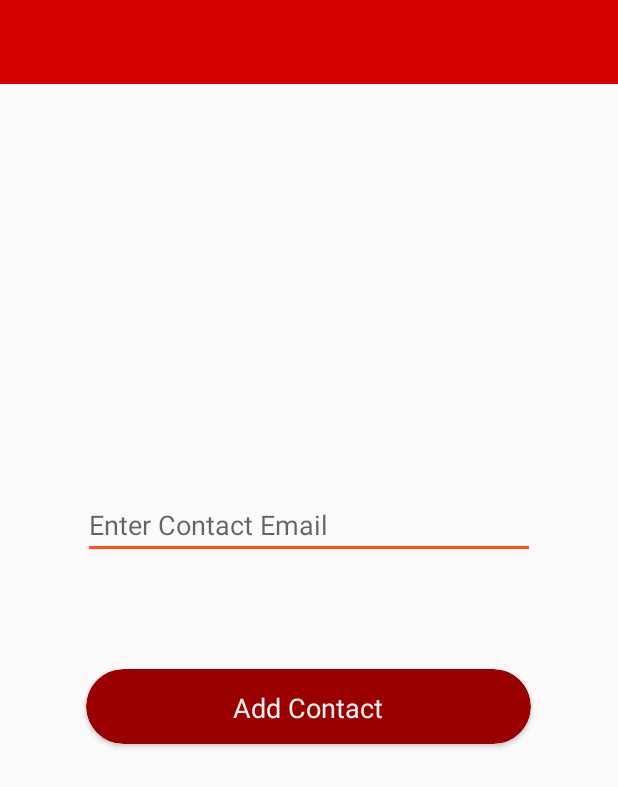
After one commit to aam659/SpiceApp, an Android app: the AddContact screen opened directly, with no data from a screen before it, on a phone screen of 412 x 824 dp. The commit adds this screen. Shown: the top 787 px of the screen. Run offline under Robolectric (Android 15) with nearby library versions, the phone set to English and light mode, and no system bars; our stand-ins replace Firebase (no records; nobody signed in at launch, a user with empty details on screens opened directly); Roboto replaces fonts that are not available here.

Commit message:
Contacts now works as expected

```diff
--- a/App/SpiceApp/app/build.gradle
+++ b/App/SpiceApp/app/build.gradle
@@ -82,5 +82,6 @@ dependencies {
     testImplementation 'junit:junit:4.12'
     androidTestImplementation 'com.android.support.test:runner:1.0.2'
     androidTestImplementation 'com.android.support.test.espresso:espresso-core:3.0.2'
+
 }
 apply plugin: 'com.google.gms.google-services'
--- /dev/null
+++ b/App/SpiceApp/app/src/main/java/com/example/spiceapp/AddContact.java
@@ -0,0 +1,69 @@
+package com.example.spiceapp;
+
+import androidx.annotation.NonNull;
+import androidx.appcompat.app.AppCompatActivity;
+import androidx.cardview.widget.CardView;
+
+import android.content.Intent;
+import android.os.Bundle;
+import android.view.View;
+import android.widget.EditText;
+import android.widget.Toast;
+
+import com.example.spiceapp.FirebaseObjects.User;
+import com.google.firebase.auth.FirebaseAuth;
+import com.google.firebase.auth.FirebaseUser;
+import com.google.firebase.database.DataSnapshot;
+import com.google.firebase.database.DatabaseError;
+import com.google.firebase.database.DatabaseReference;
+import com.google.firebase.database.Query;
+import com.google.firebase.database.ValueEventListener;
+
+public class AddContact extends AppCompatActivity {
+
+    DatabaseReference database;
+
+    @Override
+    protected void onCreate(Bundle savedInstanceState) {
+        super.onCreate(savedInstanceState);
+        setContentView(R.layout.activity_add_contact);
+
+        FirebaseUser user = FirebaseManager.getCurrentUser();
+        database = FirebaseManager.getDatabaseReference();
+
+        final EditText contactEmail = (EditText) findViewById(R.id.edtContactName);
+        final CardView confirmName = (CardView) findViewById(R.id.cardConfirmName);
+
+        confirmName.setOnClickListener(new View.OnClickListener() {
+            @Override
+            public void onClick(View v) {
+                String email = contactEmail.getText().toString();
+                if(!email.isEmpty()) {
+                        Query query = FirebaseManager.getUserByEmail(email);
+                        query.addValueEventListener(new ValueEventListener() {
+                            @Override
+                            public void onDataChange(@NonNull DataSnapshot dataSnapshot) {
+                                User user = dataSnapshot.getValue(User.class);
+                                if(dataSnapshot.exists()) {
+                                    database.child("users").child(FirebaseManager.getCurrentUser().getEmail().replace('.', '_'))
+                                            .child("Contacts").child(email.replace('.', '_')).setValue(user);
+                                }
+                                else Toast.makeText(v.getContext(), "User does not exist.", Toast.LENGTH_LONG).show();
+                            }
+
+                            @Override
+                            public void onCancelled(@NonNull DatabaseError databaseError) {
+                            }
+                        });
+                        Intent nextScreen = new Intent(v.getContext(), HomePage.HomePageActivity.class);
+                        startActivityForResult(nextScreen, 0);
+
+                }
+                else Toast.makeText(v.getContext(), "Please enter an email address.", Toast.LENGTH_LONG).show();
+
+            }
+        });
+
+    }
+
+}
--- a/App/SpiceApp/app/src/main/java/com/example/spiceapp/ChooseCategory.java
+++ b/App/SpiceApp/app/src/main/java/com/example/spiceapp/ChooseCategory.java
@@ -83,7 +83,7 @@ public class ChooseCategory extends AppCompatActivity {
                     categories.add("Pizza");
                 if(checkBurgers.isChecked())
                     categories.add("Burgers");
-                database.child("users").child(user.getUid()).child("Moods").child(nameOfMood).child("categories").setValue(categories);
+                database.child("users").child(user.getEmail().replace('.','_')).child("Moods").child(nameOfMood).child("categories").setValue(categories);
                 Intent nextScreen = new Intent (v.getContext(), PriceRange.class);
                 nextScreen.putExtra("NAME_OF_MOOD", nameOfMood);
                 startActivityForResult(nextScreen, 0);
--- a/App/SpiceApp/app/src/main/java/com/example/spiceapp/DistanceRange.java
+++ b/App/SpiceApp/app/src/main/java/com/example/spiceapp/DistanceRange.java
@@ -36,7 +36,7 @@ public class DistanceRange extends AppCompatActivity {
             @Override
             public void onClick(View v) {
                 double distanceNum = Double.valueOf(distance.getSelectedItem().toString().split(" ")[0]);
-                database.child("users").child(user.getUid()).child("Moods").child(nameOfMood).child("distance").setValue(distanceNum);
+                database.child("users").child(user.getEmail().replace('.','_')).child("Moods").child(nameOfMood).child("distance").setValue(distanceNum);
                 Intent nextScreen = new Intent(v.getContext(), HomePage.HomePageActivity.class);
                 startActivityForResult(nextScreen, 0);
             }
--- a/App/SpiceApp/app/src/main/java/com/example/spiceapp/MealTime.java
+++ b/App/SpiceApp/app/src/main/java/com/example/spiceapp/MealTime.java
@@ -33,7 +33,7 @@ public class MealTime extends AppCompatActivity {
             @Override
             public void onClick(View v) {
                 Toast.makeText(v.getContext(), "Breakfast Clicked", Toast.LENGTH_LONG).show();
-                database.child("users").child(user.getUid()).child("Moods").child(nameOfMood).child("mealTime").setValue("Breakfast");
+                database.child("users").child(user.getEmail().replace('.','_')).child("Moods").child(nameOfMood).child("mealTime").setValue("Breakfast");
                 Intent nextScreen = new Intent(v.getContext(), PriceRange.class);
                 nextScreen.putExtra("NAME_OF_MOOD", nameOfMood);
                 startActivityForResult(nextScreen, 0);
@@ -44,7 +44,7 @@ public class MealTime extends AppCompatActivity {
             @Override
             public void onClick(View v) {
                 Toast.makeText(v.getContext(), "Lunch Clicked", Toast.LENGTH_LONG).show();
-                database.child("users").child(user.getUid()).child("Moods").child(nameOfMood).child("mealTime").setValue("Lunch");
+                database.child("users").child(user.getEmail().replace('.','_')).child("Moods").child(nameOfMood).child("mealTime").setValue("Lunch");
                 Intent nextScreen = new Intent(v.getContext(), ChooseCategory.class);
                 nextScreen.putExtra("NAME_OF_MOOD", nameOfMood);
                 startActivityForResult(nextScreen, 0);
@@ -56,7 +56,7 @@ public class MealTime extends AppCompatActivity {
             @Override
             public void onClick(View v) {
                 Toast.makeText(v.getContext(), "Dinner Clicked", Toast.LENGTH_LONG).show();
-                database.child("users").child(user.getUid()).child("Moods").child(nameOfMood).child("mealTime").setValue("Dinner");
+                database.child("users").child(user.getEmail().replace('.','_')).child("Moods").child(nameOfMood).child("mealTime").setValue("Dinner");
                 Intent nextScreen = new Intent(v.getContext(), ChooseCategory.class);
                 nextScreen.putExtra("NAME_OF_MOOD", nameOfMood);
                 startActivityForResult(nextScreen, 0);
--- a/App/SpiceApp/app/src/main/java/com/example/spiceapp/NameMood.java
+++ b/App/SpiceApp/app/src/main/java/com/example/spiceapp/NameMood.java
@@ -33,8 +33,8 @@ public class NameMood extends AppCompatActivity {
             public void onClick(View v) {
                 String mood = moodName.getText().toString();
                 if(!mood.isEmpty()) {
-                    database.child("users").child(user.getUid()).child("Moods").child(mood).setValue(mood);
-                    database.child("users").child(user.getUid()).child("Moods").child(mood).child("name").setValue(mood);
+                    database.child("users").child(user.getEmail().replace('.','_')).child("Moods").child(mood).setValue(mood);
+                    database.child("users").child(user.getEmail().replace('.','_')).child("Moods").child(mood).child("name").setValue(mood);
                     Intent nextScreen = new Intent(v.getContext(), MealTime.class);
                     nextScreen.putExtra("NAME_OF_MOOD", mood);
                     startActivityForResult(nextScreen, 0);
--- a/App/SpiceApp/app/src/main/java/com/example/spiceapp/PriceRange.java
+++ b/App/SpiceApp/app/src/main/java/com/example/spiceapp/PriceRange.java
@@ -41,9 +41,9 @@ public class PriceRange extends AppCompatActivity {
             @Override
             public void onClick(View v) {
                 int maxInt = getIntegerRepresentation(maximum.getSelectedItem().toString());
-                database.child("users").child(user.getUid()).child("Moods").child(nameOfMood).child("price").child("HighPrice").setValue(maxInt);
+                database.child("users").child(user.getEmail().replace('.','_')).child("Moods").child(nameOfMood).child("price").child("HighPrice").setValue(maxInt);
                 int minInt = getIntegerRepresentation(minimum.getSelectedItem().toString());
-                database.child("users").child(user.getUid()).child("Moods").child(nameOfMood).child("price").child("LowPrice").setValue(minInt);
+                database.child("users").child(user.getEmail().replace('.','_')).child("Moods").child(nameOfMood).child("price").child("LowPrice").setValue(minInt);
                 Intent nextScreen = new Intent(v.getContext(), DistanceRange.class);
                 nextScreen.putExtra("NAME_OF_MOOD", nameOfMood);
                 startActivityForResult(nextScreen, 0);
--- /dev/null
+++ b/App/SpiceApp/app/src/main/res/layout/activity_add_contact.xml
@@ -0,0 +1,75 @@
+<?xml version="1.0" encoding="utf-8"?>
+<RelativeLayout
+    xmlns:android="http://schemas.android.com/apk/res/android"
+    xmlns:app="http://schemas.android.com/apk/res-auto"
+    xmlns:tools="http://schemas.android.com/tools"
+    android:layout_width="match_parent"
+    android:layout_height="match_parent"
+    tools:context=".AddContact">
+
+
+    <androidx.appcompat.widget.Toolbar
+        android:id="@+id/toolbar4"
+        android:layout_width="match_parent"
+        android:layout_height="wrap_content"
+        android:background="?attr/colorPrimary"
+        android:minHeight="?attr/actionBarSize"
+        android:theme="?attr/actionBarTheme" />
+
+    <EditText
+        android:id="@+id/edtContactName"
+        android:layout_width="290dp"
+        android:layout_height="wrap_content"
+        android:layout_alignParentStart="true"
+        android:layout_alignParentLeft="true"
+        android:layout_alignParentTop="true"
+        android:layout_alignParentEnd="true"
+        android:layout_alignParentRight="true"
+        android:layout_marginStart="55dp"
+        android:layout_marginLeft="55dp"
+        android:layout_marginTop="327dp"
+        android:layout_marginEnd="55dp"
+        android:layout_marginRight="55dp"
+        android:ems="10"
+        android:hint="@string/strEnterContactName"
+        android:inputType="textPersonName" />
+
+
+    <androidx.cardview.widget.CardView
+        android:id="@+id/cardConfirmName"
+        android:layout_width="300dp"
+        android:layout_height="50dp"
+        android:layout_below="@+id/edtContactName"
+        android:layout_alignParentStart="true"
+        android:layout_alignParentLeft="true"
+        android:layout_alignParentEnd="true"
+        android:layout_alignParentRight="true"
+        android:layout_marginStart="57dp"
+        android:layout_marginLeft="57dp"
+        android:layout_marginTop="73dp"
+        android:layout_marginEnd="58dp"
+        android:layout_marginRight="58dp"
+        android:background="@color/colorPrimaryDark"
+        app:cardBackgroundColor="@color/colorPrimaryDark"
+        app:cardCornerRadius="25dp" >
+
+        <RelativeLayout
+            android:id="@+id/btnConfirmNameBtn"
+            android:layout_width="match_parent"
+            android:layout_height="match_parent">
+
+            <TextView
+                android:id="@+id/textView"
+                android:layout_width="wrap_content"
+                android:layout_height="wrap_content"
+                android:layout_alignParentTop="true"
+                android:layout_centerHorizontal="true"
+                android:layout_marginTop="13dp"
+                android:text="@string/strAddContact"
+                android:textColor="#f2f2f2"
+                android:textSize="18sp" />
+        </RelativeLayout>
+    </androidx.cardview.widget.CardView>
+
+
+</RelativeLayout>
--- a/App/SpiceApp/app/src/main/res/values/strings.xml
+++ b/App/SpiceApp/app/src/main/res/values/strings.xml
@@ -103,4 +103,6 @@
     <string name="strChoosePreference">Choose Preference</string>
     <string name="title_activity_set_preference">SetPreference</string>
     <string name="txtmood">Blank</string>
+    <string name="strEnterContactName">Enter Contact Email</string>
+    <string name="strAddContact">Add Contact</string>
 </resources>
```
Also changed, not shown: App/SpiceApp/app/src/main/AndroidManifest.xml (+44 -22 lines), App/SpiceApp/app/src/main/java/com/example/spiceapp/AdditionalDetails.java (+5 -4 lines), App/SpiceApp/app/src/main/java/com/example/spiceapp/FirebaseManager.java (+13 -8 lines), App/SpiceApp/app/src/main/java/com/example/spiceapp/FirebaseObjects/User.java (+11 -1 lines), App/SpiceApp/app/src/main/java/com/example/spiceapp/ProfilePage.java (+4 -4 lines), App/SpiceApp/app/src/main/java/com/example/spiceapp/Tabs/ContactFragment.java (+19 -2 lines), App/SpiceApp/app/src/main/res/layout/contacts_fragment.xml (+15 -2 lines), 1 other file.
